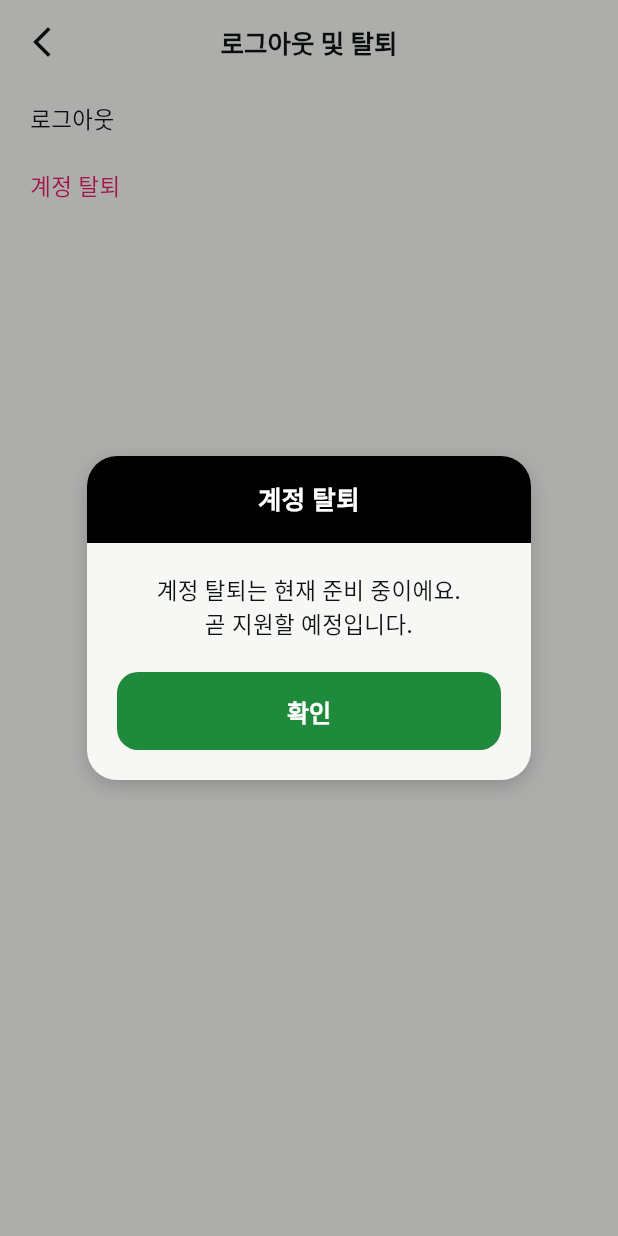
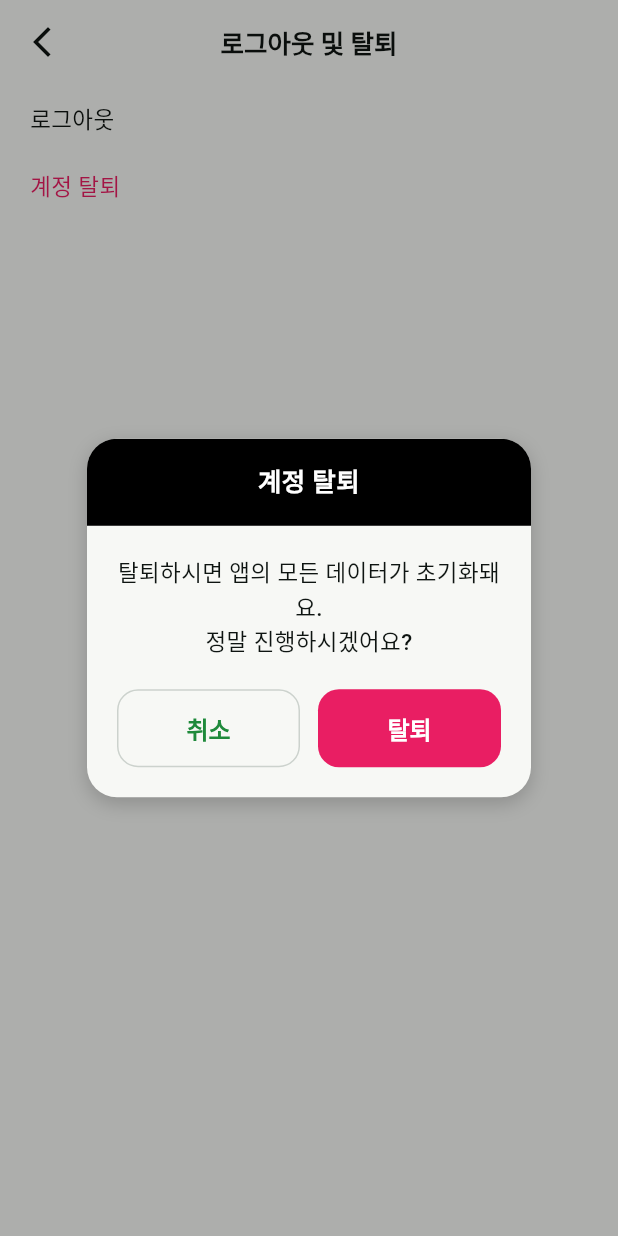
Before and after one commit to soarhigh03/shattlecoach, a Flutter app: the SignOutPage screen opened by its route, after a tap on "계정 탈퇴", on a phone screen of 412 x 824 dp. Run offline on Flutter 3.47's test engine with Material 3 defaults, Android fonts, the phone set to English and light mode, and no system bars; our stand-ins replace flutter_dotenv, flutter_riverpod, flutter_svg, go_router, google_sign_in, image_picker and 2 more; accounts and stored records are empty; Roboto replaces fonts that are missing (Pretendard); project files that could hold a hidden picture were left out.

Commit message:
feat: Add routing after sign out
- no actual deletion db func yet

```diff
--- a/frontend/lib/features/settings/sign_out_page.dart
+++ b/frontend/lib/features/settings/sign_out_page.dart
@@ -2,7 +2,9 @@ import 'package:flutter/material.dart';
 import 'package:flutter_riverpod/flutter_riverpod.dart';
 import 'package:go_router/go_router.dart';
 
+import '../../routing/app_router.dart';
 import '../../services/auth_service.dart';
+import '../../services/onboarding_service.dart';
 import '../../widgets/app_dialog.dart';
 
 class SignOutPage extends ConsumerWidget {
@@ -35,7 +37,7 @@ class SignOutPage extends ConsumerWidget {
             _ActionRow(
               label: '계정 탈퇴',
               color: theme.colorScheme.tertiary,
-              onTap: () => _confirmDeleteAccount(context),
+              onTap: () => _confirmDeleteAccount(context, ref),
             ),
           ],
         ),
@@ -74,24 +76,52 @@ class SignOutPage extends ConsumerWidget {
     );
     if (confirmed != true) return;
     await ref.read(authServiceProvider).signOut();
+    if (!context.mounted) return;
+    context.go(AppRoute.onboardingSignIn);
   }
 
-  Future<void> _confirmDeleteAccount(BuildContext context) {
-    return showAppDialog<void>(
+  Future<void> _confirmDeleteAccount(BuildContext context, WidgetRef ref) async {
+    final confirmed = await showAppDialog<bool>(
       context: context,
       title: '계정 탈퇴',
-      builder: (dialogContext) => Column(
+      builder: (dialogContext) {
+        final colors = Theme.of(dialogContext).colorScheme;
+        return Column(
           mainAxisSize: MainAxisSize.min,
           children: [
-          const Text('계정 탈퇴는 현재 준비 중이에요.\n곧 지원할 예정입니다.'),
+            const Text('탈퇴하시면 앱의 모든 데이터가 초기화돼요.\n정말 진행하시겠어요?'),
             const SizedBox(height: 20),
-          FilledButton(
-            onPressed: () => Navigator.of(dialogContext).pop(),
-            child: const Text('확인'),
+            Row(
+              children: [
+                Expanded(
+                  child: OutlinedButton(
+                    onPressed: () => Navigator.of(dialogContext).pop(false),
+                    child: const Text('취소'),
+                  ),
+                ),
+                const SizedBox(width: 12),
+                Expanded(
+                  child: FilledButton(
+                    style: FilledButton.styleFrom(
+                      backgroundColor: colors.tertiary,
+                      foregroundColor: colors.onTertiary,
+                    ),
+                    onPressed: () => Navigator.of(dialogContext).pop(true),
+                    child: const Text('탈퇴'),
+                  ),
                 ),
               ],
             ),
+          ],
         );
+      },
+    );
+    if (confirmed != true) return;
+    await ref.read(authServiceProvider).signOut();
+    await ref.read(onboardingServiceProvider).reset();
+    ref.invalidate(onboardingCompletedProvider);
+    if (!context.mounted) return;
+    context.go(AppRoute.onboardingSignIn);
   }
 }
 
```
Lines whose indentation alone changed are shown as unchanged.
